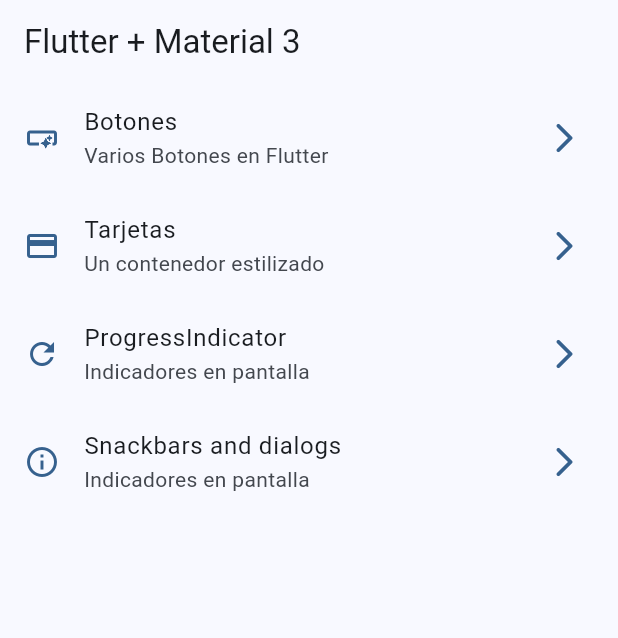
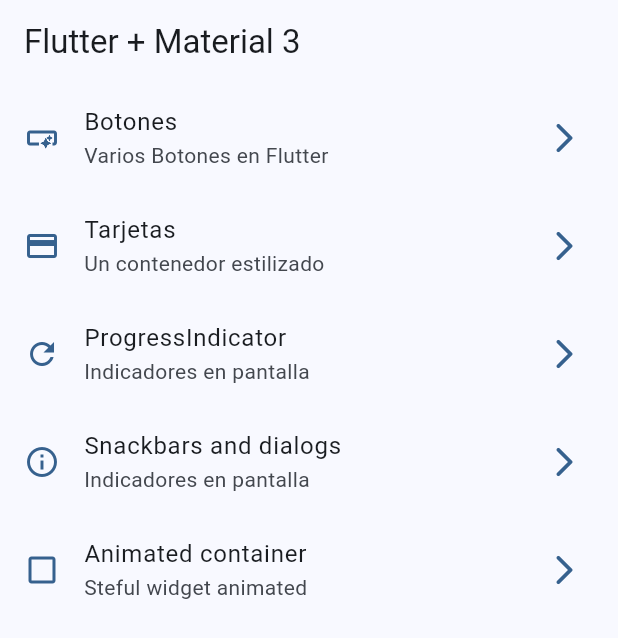
Before and after one commit to alanbarrera03/widgets_app, a Flutter app: the screen it shows after launch, on a phone screen of 412 x 824 dp. Shown: the top 638 px of the screen. Run offline on Flutter 3.47's test engine with Material 2 defaults, Android fonts, the phone set to English and light mode, and no system bars; our stand-ins replace go_router.

Commit message:
animated container finisher

```diff
--- a/lib/config/menu/menu_items.dart
+++ b/lib/config/menu/menu_items.dart
@@ -44,5 +44,11 @@ class MenuItem{
       link: '/snack',
       icon: Icons.info_outline
     ),
+    MenuItem(
+      title: 'Animated container',
+      subtitle: 'Steful widget animated',
+      link: '/animated',
+      icon: Icons.check_box_outline_blank_outlined
+    ),
 
   ];
--- a/lib/config/router/app_router.dart
+++ b/lib/config/router/app_router.dart
@@ -31,6 +31,11 @@ final appRouter = GoRouter(
       name: SnackbarScreen.name,
       builder: ( context, state ) => const SnackbarScreen()
     ),
+    GoRoute(
+      path: '/animated',
+      name: AnimatedScreen.name,
+      builder: ( context, state ) => const AnimatedScreen()
+    ),
 
   ],
 
```
Also changed, not shown: lib/presentation/screens/animated/animated_screen.dart (+57 -2 lines).
